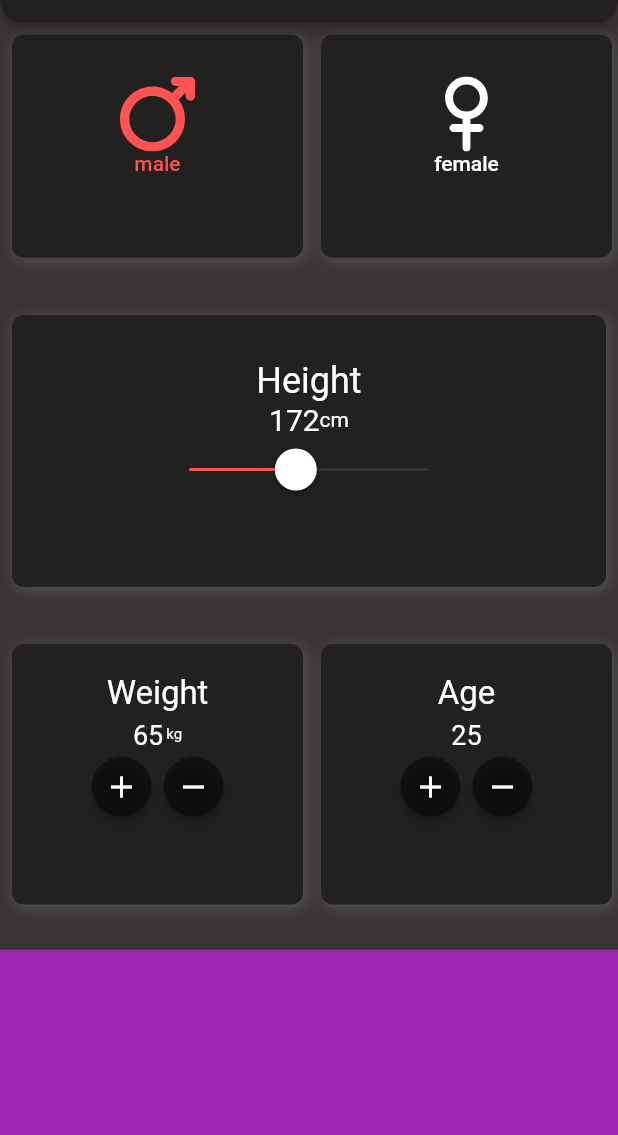
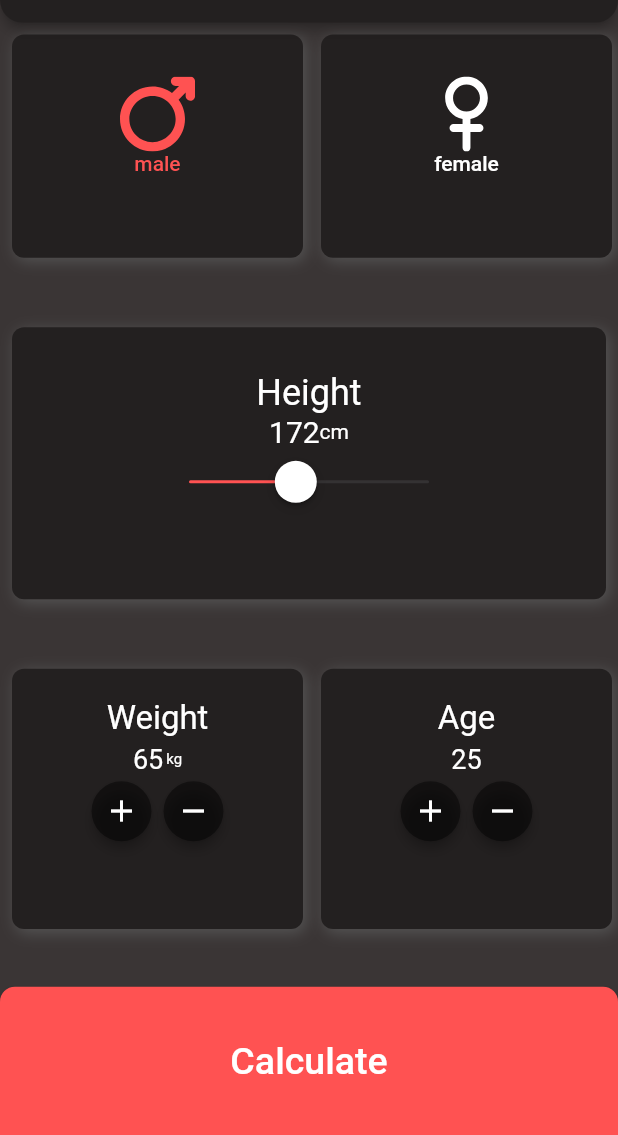
Before and after one commit to Parsa-jay/bmi_calculator, a Flutter app: the screen it shows after launch, on a phone screen of 412 x 824 dp, the part 101-1236 px from its top. Run offline on Flutter 3.47's test engine with Material 2 defaults, Android fonts, the phone set to English and light mode, and no system bars; our stand-ins replace flutter_svg.

Commit message:
implemented the ui for Calculate button

```diff
--- a/lib/body.dart
+++ b/lib/body.dart
@@ -3,6 +3,7 @@ import 'height.dart';
 import 'age_and_weight.dart';
 import 'sex-selection.dart';
 import 'app_decoration.dart';
+import 'calculate_button.dart';
 
 class Body extends StatelessWidget {
   const Body({super.key});
@@ -35,9 +36,8 @@ class Body extends StatelessWidget {
 
         // forth row
         Container(
-          height: MediaQuery.of(context).size.height * 0.15,
-          color: Colors.purple,
-          child: Row(),
+          height: MediaQuery.of(context).size.height * 0.12,
+          child: Calculation(),
         )
       ],
     );
--- /dev/null
+++ b/lib/calculate_button.dart
@@ -0,0 +1,25 @@
+import 'package:flutter/material.dart';
+import 'app_decoration.dart';
+
+class Calculation extends StatefulWidget {
+  const Calculation({super.key});
+
+  @override
+  State<Calculation> createState() => _CalculationState();
+}
+
+class _CalculationState extends State<Calculation> {
+  @override
+  Widget build(BuildContext context) {
+    return MaterialButton(
+      onPressed: () {},
+      color: AppDecoration.activeColor,
+      minWidth: double.infinity,
+      shape: const RoundedRectangleBorder(
+          borderRadius: BorderRadius.only(
+              topLeft: Radius.circular(10), topRight: Radius.circular(10))),
+      child: const Text('Calculate',
+          style: TextStyle(fontSize: 25, color: Colors.white)),
+    );
+  }
+}
```
